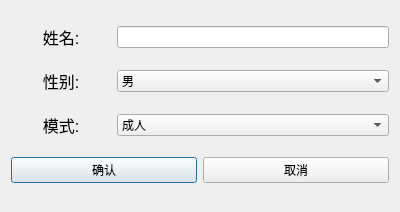
This is Info_Dialog.ui in cjf128/ECGB as Qt 5 draws it before an edit. The edited form follows.
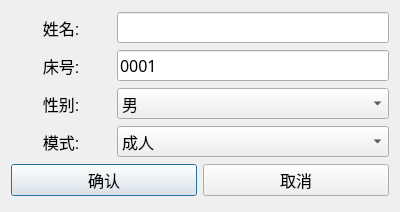
This is the edited form.

```diff
--- a/Info_Dialog.ui
+++ b/Info_Dialog.ui
@@ -49,6 +49,63 @@
      </item>
      <item>
       <widget class="QLineEdit" name="lineEdit">
+       <property name="font">
+        <font>
+         <family>Agency FB</family>
+         <pointsize>12</pointsize>
+        </font>
+       </property>
+       <property name="alignment">
+        <set>Qt::AlignLeading|Qt::AlignLeft|Qt::AlignVCenter</set>
+       </property>
+      </widget>
+     </item>
+    </layout>
+   </item>
+   <item>
+    <layout class="QHBoxLayout" name="horizontalLayout_6">
+     <item>
+      <widget class="QLabel" name="stopBitsLabel_3">
+       <property name="minimumSize">
+        <size>
+         <width>100</width>
+         <height>0</height>
+        </size>
+       </property>
+       <property name="maximumSize">
+        <size>
+         <width>200</width>
+         <height>16777215</height>
+        </size>
+       </property>
+       <property name="font">
+        <font>
+         <family>Arial</family>
+         <pointsize>12</pointsize>
+        </font>
+       </property>
+       <property name="layoutDirection">
+        <enum>Qt::LeftToRight</enum>
+       </property>
+       <property name="text">
+        <string>床号:</string>
+       </property>
+       <property name="alignment">
+        <set>Qt::AlignCenter</set>
+       </property>
+      </widget>
+     </item>
+     <item>
+      <widget class="QLineEdit" name="id_lineEdit">
+       <property name="font">
+        <font>
+         <family>Agency FB</family>
+         <pointsize>12</pointsize>
+        </font>
+       </property>
+       <property name="text">
+        <string>0001</string>
+       </property>
        <property name="alignment">
         <set>Qt::AlignLeading|Qt::AlignLeft|Qt::AlignVCenter</set>
        </property>
@@ -82,6 +139,12 @@
      </item>
      <item>
       <widget class="QComboBox" name="comboBox">
+       <property name="font">
+        <font>
+         <family>Agency FB</family>
+         <pointsize>12</pointsize>
+        </font>
+       </property>
        <item>
         <property name="text">
          <string>男</string>
@@ -122,6 +185,12 @@
      </item>
      <item>
       <widget class="QComboBox" name="comboBox_2">
+       <property name="font">
+        <font>
+         <family>Agency FB</family>
+         <pointsize>12</pointsize>
+        </font>
+       </property>
        <item>
         <property name="text">
          <string>成人</string>
@@ -146,6 +215,12 @@
          <verstretch>0</verstretch>
         </sizepolicy>
        </property>
+       <property name="font">
+        <font>
+         <family>Agency FB</family>
+         <pointsize>12</pointsize>
+        </font>
+       </property>
        <property name="text">
         <string>确认</string>
        </property>
@@ -159,6 +234,12 @@
          <verstretch>0</verstretch>
         </sizepolicy>
        </property>
+       <property name="font">
+        <font>
+         <family>Agency FB</family>
+         <pointsize>12</pointsize>
+        </font>
+       </property>
        <property name="text">
         <string>取消</string>
        </property>
```
